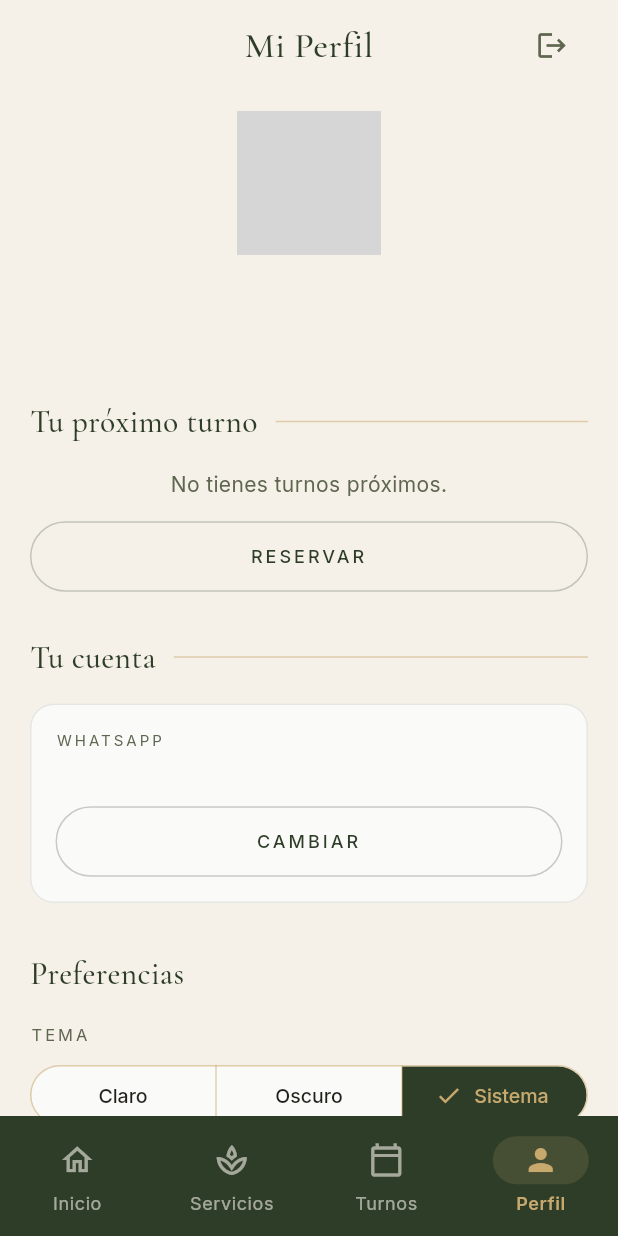
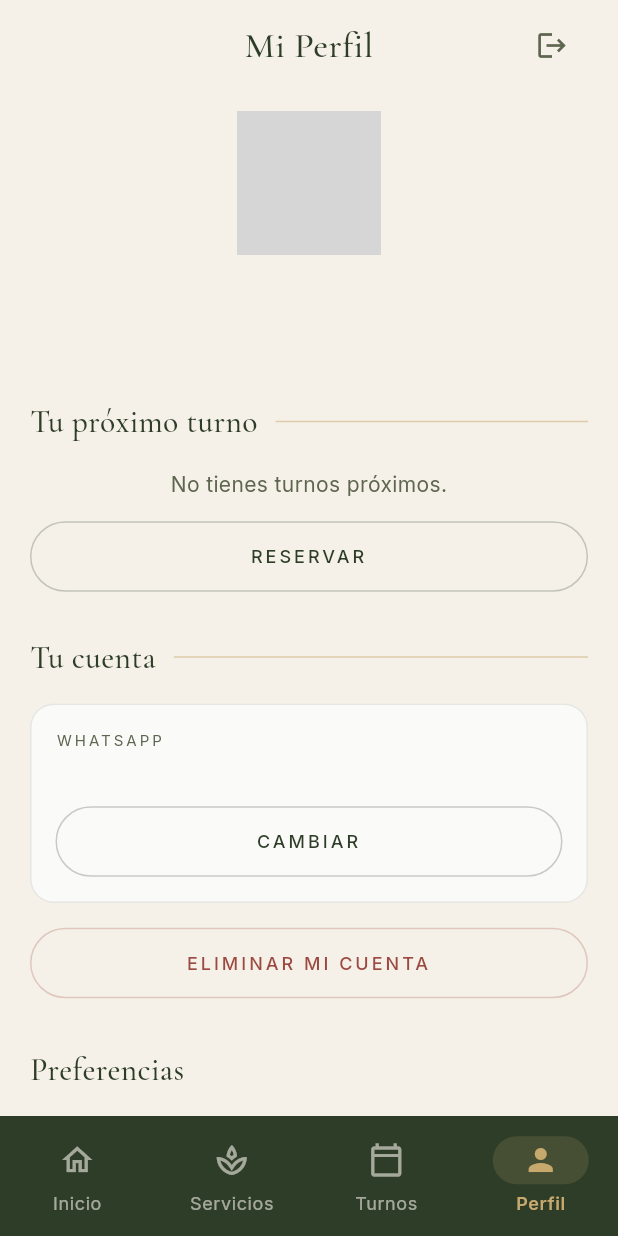
Before and after one commit to juliangg910316/shaddai-app, a Flutter app: the ProfileView screen opened by its route, on a phone screen of 412 x 824 dp. Run offline on Flutter 3.47's test engine with Material 3 defaults, Android fonts, the phone set to English and light mode, and no system bars; our stand-ins replace cloud_firestore, cloud_functions, firebase_auth, firebase_core, flutter_riverpod, flutter_svg and 5 more; missing offline and left inert: google_sign_in_web; accounts and stored records are empty; network calls fail; grey boxes are pictures that could not be loaded.

Commit message:
feat: Eliminar la cuenta desde el perfil (spec 009, T14)
"Tu cuenta" muestra "Eliminar mi cuenta" a la clienta, el aviso con
WhatsApp a la bloqueada y nada a la admin. El diálogo pide confirmar en
dos pasos (escribir ELIMINAR/EXCLUIR), evita el doble envío, muestra el
error con "Reintentar" y, si va bien, avisa, va a la landing y cierra la
sesión.

Co-Authored-By: Claude Opus 5.5 <noreply@anthropic.com>

```diff
--- /dev/null
+++ b/lib/features/profile/logic/account_deletion.dart
@@ -0,0 +1,29 @@
+/// Quién puede borrar su cuenta y la palabra de confirmación (spec 009,
+/// RF-31, RF-32, RF-40; plan D-11). Sin Flutter ni Firebase.
+library;
+
+/// Qué ve la persona en "Tu cuenta".
+enum AccountDeletionAccess {
+  /// La admin: nada (RF-31).
+  hidden,
+
+  /// Bloqueada: el aviso de hablar con el salón (RF-40).
+  blocked,
+
+  /// "Eliminar mi cuenta".
+  allowed,
+}
+
+AccountDeletionAccess accountDeletionAccess({
+  required String role,
+  required bool isBlocked,
+}) {
+  if (role == 'admin') return AccountDeletionAccess.hidden;
+  if (isBlocked) return AccountDeletionAccess.blocked;
+  return AccountDeletionAccess.allowed;
+}
+
+/// Si [typed] es la palabra de confirmación [word] del idioma activo, sin
+/// distinguir mayúsculas ni espacios a los lados (RF-32, D-11).
+bool deletionWordMatches(String typed, String word) =>
+    typed.trim().toUpperCase() == word.trim().toUpperCase();
--- a/lib/features/profile/presentation/profile_view.dart
+++ b/lib/features/profile/presentation/profile_view.dart
@@ -14,7 +14,9 @@ import '../../booking/providers/booking_provider.dart';
 import '../../navigation/providers/tab_scroll_provider.dart';
 import '../../services/presentation/price_list_notices.dart';
 import '../providers/profile_provider.dart';
+import '../logic/account_deletion.dart';
 import 'change_whatsapp_dialog.dart';
+import 'delete_account_dialog.dart';
 import 'profile_cards.dart';
 
 /// El perfil (spec 009): cabecera con "Cerrar sesión", identidad, acceso al
@@ -148,6 +150,33 @@ class ProfileView extends ConsumerWidget {
               SectionHeading(l10n.profileAccountTitle),
               const SizedBox(height: 16),
               _WhatsAppRow(phone: user.phoneNumber ?? ''),
+              // Eliminar la cuenta: la clienta; bloqueada, el aviso; la admin,
+              // nada (spec 009, RF-31, RF-40).
+              switch (accountDeletionAccess(
+                role: user.role,
+                isBlocked: user.isBlocked,
+              )) {
+                AccountDeletionAccess.hidden => const SizedBox.shrink(),
+                AccountDeletionAccess.blocked => Padding(
+                  padding: const EdgeInsets.only(top: 16),
+                  child: AppNotice(
+                    message: l10n.deleteAccountBlocked,
+                    actions: const [WhatsappNoticeButton()],
+                  ),
+                ),
+                AccountDeletionAccess.allowed => Padding(
+                  padding: const EdgeInsets.only(top: 16),
+                  child: Align(
+                    alignment: AlignmentDirectional.centerStart,
+                    child: OutlinePillButton(
+                      key: const ValueKey('profile-delete-account'),
+                      label: l10n.deleteAccountAction.toUpperCase(),
+                      color: brand.danger,
+                      onPressed: () => showDeleteAccountDialog(context),
+                    ),
+                  ),
+                ),
+              },
 
               // En Web, tema e idioma están en la barra superior
               // (spec 002, RF-31).
--- a/lib/l10n/app_es.arb
+++ b/lib/l10n/app_es.arb
@@ -823,5 +823,21 @@
   "whatsAppSaved": "Tu WhatsApp se actualizó.",
   "@whatsAppSaved": {"description": "Aviso tras cambiar el WhatsApp (spec 009, RF-28)"},
   "whatsAppSaveFailed": "No se pudo guardar. Inténtalo de nuevo.",
-  "@whatsAppSaveFailed": {"description": "Error al cambiar el WhatsApp, sin detalles técnicos (spec 009, RF-30)"}
+  "@whatsAppSaveFailed": {"description": "Error al cambiar el WhatsApp, sin detalles técnicos (spec 009, RF-30)"},
+  "deleteAccountAction": "Eliminar mi cuenta",
+  "@deleteAccountAction": {"description": "Botón y título para borrar la cuenta (spec 009, RF-31)"},
+  "deleteAccountExplain": "Se cancelará tu turno activo y se borrarán tu cuenta, tu nombre, tu correo, tu foto y tu WhatsApp. El salón conservará tus turnos, con tu nombre y tu WhatsApp, para su agenda.",
+  "@deleteAccountExplain": {"description": "Qué se borra y qué se conserva (spec 009, RF-32)"},
+  "deleteAccountContinue": "Continuar",
+  "@deleteAccountContinue": {"description": "Pasa a escribir la palabra de confirmación (spec 009, RF-32)"},
+  "deleteAccountWord": "ELIMINAR",
+  "@deleteAccountWord": {"description": "Palabra que se escribe para confirmar el borrado (spec 009, D-11)"},
+  "deleteAccountTypeWord": "Escribe {word} para confirmar",
+  "@deleteAccountTypeWord": {"description": "Pide escribir la palabra de confirmación (spec 009, RF-32)", "placeholders": {"word": {"type": "String"}}},
+  "deleteAccountDone": "Tu cuenta se eliminó.",
+  "@deleteAccountDone": {"description": "Aviso tras borrar la cuenta (spec 009, RF-36)"},
+  "deleteAccountFailed": "No se pudo eliminar la cuenta. Inténtalo de nuevo.",
+  "@deleteAccountFailed": {"description": "Error al borrar la cuenta, sin detalles (spec 009, RF-39)"},
+  "deleteAccountBlocked": "Para eliminar tu cuenta, habla con el salón.",
+  "@deleteAccountBlocked": {"description": "Una clienta bloqueada no puede borrar su cuenta (spec 009, RF-40)"}
 }
--- a/lib/l10n/app_localizations.dart
+++ b/lib/l10n/app_localizations.dart
@@ -2813,6 +2813,54 @@ abstract class AppLocalizations {
   /// In es, this message translates to:
   /// **'No se pudo guardar. Inténtalo de nuevo.'**
   String get whatsAppSaveFailed;
+
+  /// Botón y título para borrar la cuenta (spec 009, RF-31)
+  ///
+  /// In es, this message translates to:
+  /// **'Eliminar mi cuenta'**
+  String get deleteAccountAction;
+
+  /// Qué se borra y qué se conserva (spec 009, RF-32)
+  ///
+  /// In es, this message translates to:
+  /// **'Se cancelará tu turno activo y se borrarán tu cuenta, tu nombre, tu correo, tu foto y tu WhatsApp. El salón conservará tus turnos, con tu nombre y tu WhatsApp, para su agenda.'**
+  String get deleteAccountExplain;
+
+  /// Pasa a escribir la palabra de confirmación (spec 009, RF-32)
+  ///
+  /// In es, this message translates to:
+  /// **'Continuar'**
+  String get deleteAccountContinue;
+
+  /// Palabra que se escribe para confirmar el borrado (spec 009, D-11)
+  ///
+  /// In es, this message translates to:
+  /// **'ELIMINAR'**
+  String get deleteAccountWord;
+
+  /// Pide escribir la palabra de confirmación (spec 009, RF-32)
+  ///
+  /// In es, this message translates to:
+  /// **'Escribe {word} para confirmar'**
+  String deleteAccountTypeWord(String word);
+
+  /// Aviso tras borrar la cuenta (spec 009, RF-36)
+  ///
+  /// In es, this message translates to:
+  /// **'Tu cuenta se eliminó.'**
+  String get deleteAccountDone;
+
+  /// Error al borrar la cuenta, sin detalles (spec 009, RF-39)
+  ///
+  /// In es, this message translates to:
+  /// **'No se pudo eliminar la cuenta. Inténtalo de nuevo.'**
+  String get deleteAccountFailed;
+
+  /// Una clienta bloqueada no puede borrar su cuenta (spec 009, RF-40)
+  ///
+  /// In es, this message translates to:
+  /// **'Para eliminar tu cuenta, habla con el salón.'**
+  String get deleteAccountBlocked;
 }
 
 class _AppLocalizationsDelegate
--- a/lib/l10n/app_localizations_es.dart
+++ b/lib/l10n/app_localizations_es.dart
@@ -1493,4 +1493,33 @@ class AppLocalizationsEs extends AppLocalizations {
 
   @override
   String get whatsAppSaveFailed => 'No se pudo guardar. Inténtalo de nuevo.';
+
+  @override
+  String get deleteAccountAction => 'Eliminar mi cuenta';
+
+  @override
+  String get deleteAccountExplain =>
+      'Se cancelará tu turno activo y se borrarán tu cuenta, tu nombre, tu correo, tu foto y tu WhatsApp. El salón conservará tus turnos, con tu nombre y tu WhatsApp, para su agenda.';
+
+  @override
+  String get deleteAccountContinue => 'Continuar';
+
+  @override
+  String get deleteAccountWord => 'ELIMINAR';
+
+  @override
+  String deleteAccountTypeWord(String word) {
+    return 'Escribe $word para confirmar';
+  }
+
+  @override
+  String get deleteAccountDone => 'Tu cuenta se eliminó.';
+
+  @override
+  String get deleteAccountFailed =>
+      'No se pudo eliminar la cuenta. Inténtalo de nuevo.';
+
+  @override
+  String get deleteAccountBlocked =>
+      'Para eliminar tu cuenta, habla con el salón.';
 }
```
Also changed, not shown: lib/features/profile/presentation/delete_account_dialog.dart (added, +178 -0 lines), lib/features/profile/providers/account_deletion_provider.dart (added, +32 -0 lines), lib/l10n/app_localizations_pt.dart (+29 -0 lines), lib/l10n/app_pt.arb (+9 -1 lines), 5 other files.
